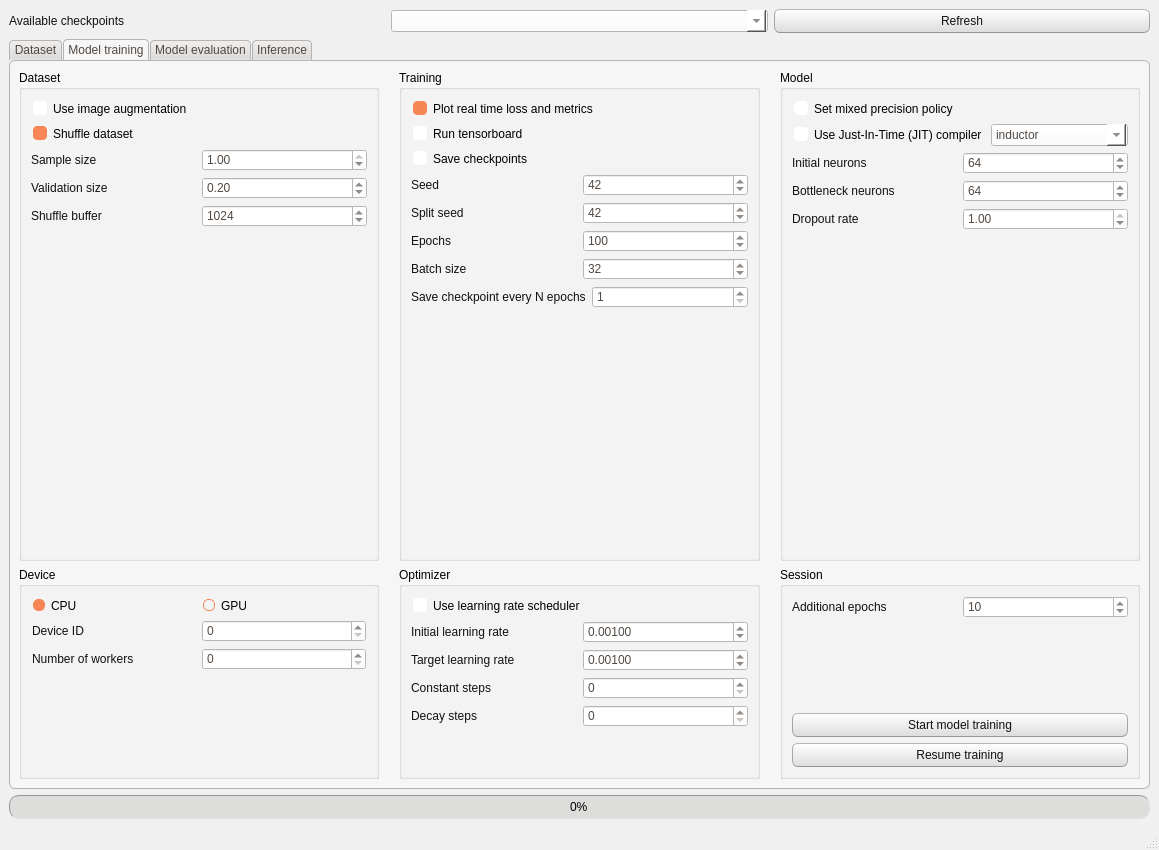
CTCycle/FEXT-Autoencoder, file FEXT/commons/interface/layout/window_layout.ui: the form before one commit.
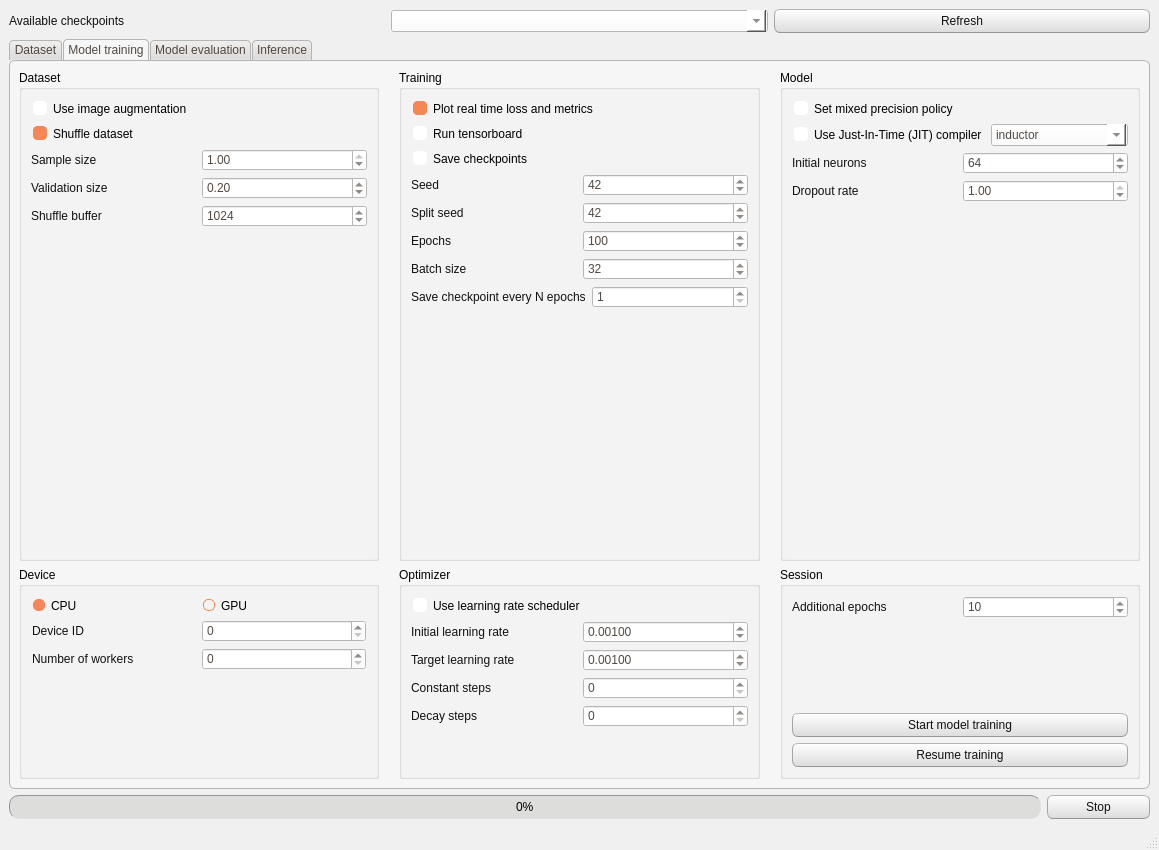
The form after the commit. The open tabs and pages were chosen to show the change.

Commit message: fixed model evaluation pipeline, now correctly loading plots at end of thread

What changed in the file:
```diff
--- a/FEXT/commons/interface/layout/window_layout.ui
+++ b/FEXT/commons/interface/layout/window_layout.ui
@@ -512,8 +512,29 @@
 }</string>
   </property>
   <widget class="QWidget" name="centralwidget">
-   <layout class="QGridLayout" name="gridLayout_3">
-    <item row="1" column="0">
+   <layout class="QVBoxLayout" name="verticalLayout_22">
+    <item>
+     <layout class="QHBoxLayout" name="horizontalLayout_20">
+      <item>
+       <widget class="QLabel" name="label_19">
+        <property name="text">
+         <string>Available checkpoints</string>
+        </property>
+       </widget>
+      </item>
+      <item>
+       <widget class="QComboBox" name="checkpointsList"/>
+      </item>
+      <item>
+       <widget class="QPushButton" name="refreshCheckpoints">
+        <property name="text">
+         <string>Refresh</string>
+        </property>
+       </widget>
+      </item>
+     </layout>
+    </item>
+    <item>
      <widget class="QTabWidget" name="tabWidget">
       <property name="accessibleName">
        <string/>
@@ -1363,30 +1384,6 @@
                </item>
               </layout>
              </item>
-             <item>
-              <layout class="QHBoxLayout" name="horizontalLayout_28">
-               <item>
-                <widget class="QLabel" name="label_23">
-                 <property name="text">
-                  <string>Bottleneck neurons</string>
-                 </property>
-                </widget>
-               </item>
-               <item>
-                <widget class="QSpinBox" name="bottleneckNeurons">
-                 <property name="maximum">
-                  <number>99999</number>
-                 </property>
-                 <property name="singleStep">
-                  <number>8</number>
-                 </property>
-                 <property name="value">
-                  <number>64</number>
-                 </property>
-                </widget>
-               </item>
-              </layout>
-             </item>
              <item>
               <layout class="QHBoxLayout" name="horizontalLayout_27">
                <item>
@@ -1655,29 +1652,19 @@
       </widget>
      </widget>
     </item>
-    <item row="2" column="0">
-     <widget class="QProgressBar" name="progressBar">
-      <property name="value">
-       <number>0</number>
-      </property>
-     </widget>
-    </item>
-    <item row="0" column="0">
-     <layout class="QHBoxLayout" name="horizontalLayout_20">
+    <item>
+     <layout class="QHBoxLayout" name="horizontalLayout_28" stretch="10,1">
       <item>
-       <widget class="QLabel" name="label_19">
-        <property name="text">
-         <string>Available checkpoints</string>
+       <widget class="QProgressBar" name="progressBar">
+        <property name="value">
+         <number>0</number>
         </property>
        </widget>
       </item>
       <item>
-       <widget class="QComboBox" name="checkpointsList"/>
-      </item>
-      <item>
-       <widget class="QPushButton" name="refreshCheckpoints">
+       <widget class="QPushButton" name="stopThread">
         <property name="text">
-         <string>Refresh</string>
+         <string>Stop</string>
         </property>
        </widget>
       </item>
```
Left out of the diff: 12 changed lines with no effect on the pictures. The commit also changes 10 other files.
